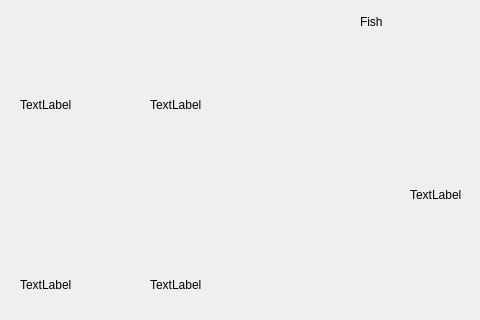
This is A8/view.ui in University-of-Utah-CS3505/a8-edu-app-xing-liu123 as Qt 5 draws it before an edit; both pictures show x 0 to 480 and y 0 to 320 of the 800 by 600 pixel window. The edited form follows.
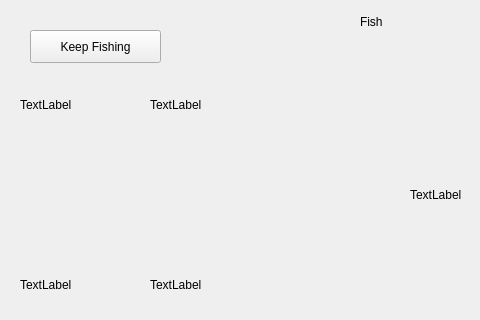
This is the edited form. The open tabs and pages were chosen to show the change.

Commit message: Commit 5.8: Added button in journal page, to go to fishing window.

Patch:
```diff
--- a/A8/view.ui
+++ b/A8/view.ui
@@ -875,6 +875,19 @@
        <string>Prev</string>
       </property>
      </widget>
+     <widget class="QPushButton" name="journalKeepFishingButton">
+      <property name="geometry">
+       <rect>
+        <x>30</x>
+        <y>30</y>
+        <width>131</width>
+        <height>33</height>
+       </rect>
+      </property>
+      <property name="text">
+       <string>Keep Fishing</string>
+      </property>
+     </widget>
     </widget>
    </widget>
   </widget>
```
Left out of the diff: 2 changed lines with no effect on the pictures. The commit also changes 3 other files.
